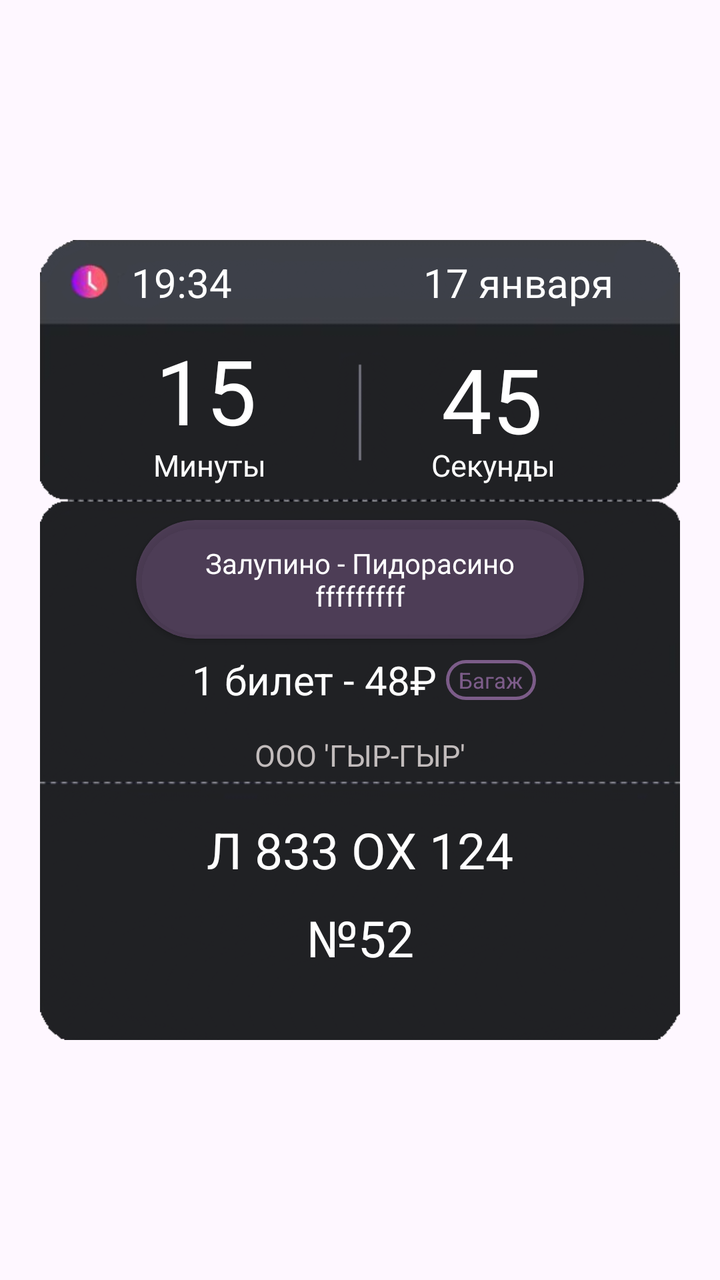
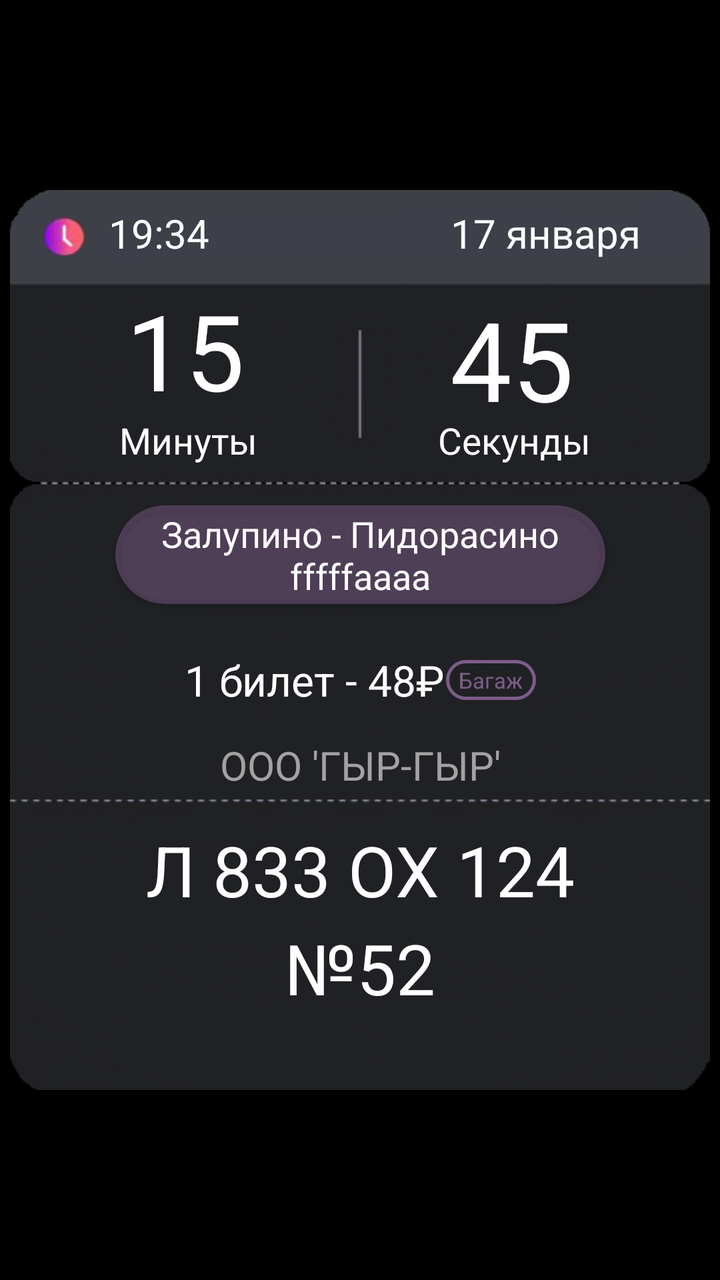

Before-and-after screenshots of an Android layout around one commit, followed by the original layout XML and the change that was made.
<!-- AndroidManifest.xml: application theme Theme.NewFreeBus -->
<!-- res/layout/ticket.xml -->
<?xml version="1.0" encoding="utf-8"?>
<androidx.constraintlayout.widget.ConstraintLayout
    xmlns:android="http://schemas.android.com/apk/res/android"
    xmlns:app="http://schemas.android.com/apk/res-auto"
    android:layout_width="match_parent"
    android:layout_height="match_parent">

    <androidx.constraintlayout.widget.ConstraintLayout
        android:id="@+id/ticketArea"
        android:layout_width="320dp"
        android:layout_height="400dp"
        android:background="@drawable/ticket_templates"
        app:layout_constraintTop_toTopOf="parent"
        app:layout_constraintBottom_toBottomOf="parent"
        app:layout_constraintStart_toStartOf="parent"
        app:layout_constraintEnd_toEndOf="parent"
        app:layout_constraintDimensionRatio="2:3">

        
        <androidx.constraintlayout.widget.Guideline
            android:id="@+id/guideline_15"
            android:layout_width="wrap_content"
            android:layout_height="wrap_content"
            android:orientation="vertical"
            app:layout_constraintGuide_percent="0.15" />

        <androidx.constraintlayout.widget.Guideline
            android:id="@+id/guideline_31"
            android:layout_width="wrap_content"
            android:layout_height="wrap_content"
            android:orientation="vertical"
            app:layout_constraintGuide_percent="0.14" />

        <androidx.constraintlayout.widget.Guideline
            android:id="@+id/guideline_32"
            android:layout_width="wrap_content"
            android:layout_height="wrap_content"
            android:orientation="vertical"
            app:layout_constraintGuide_percent="0.84" />

        <androidx.constraintlayout.widget.Guideline
            android:id="@+id/guideline_33"
            android:layout_width="wrap_content"
            android:layout_height="wrap_content"
            android:orientation="vertical"
            app:layout_constraintGuide_percent="0.83" />

        <androidx.constraintlayout.widget.Guideline
            android:id="@+id/guideline_5"
            android:layout_width="wrap_content"
            android:layout_height="wrap_content"
            android:orientation="vertical"
            app:layout_constraintGuide_percent="0.12" />

        <androidx.constraintlayout.widget.Guideline
            android:id="@+id/guideline_20"
            android:layout_width="wrap_content"
            android:layout_height="wrap_content"
            android:orientation="vertical"
            app:layout_constraintGuide_percent="0.95" />

        <androidx.constraintlayout.widget.Guideline
            android:id="@+id/guideline_85"
            android:layout_width="wrap_content"
            android:layout_height="wrap_content"
            android:orientation="vertical"
            app:layout_constraintGuide_percent="0.85" />

        
        <androidx.constraintlayout.widget.Guideline
            android:id="@+id/guideline_top_10"
            android:layout_width="wrap_content"
            android:layout_height="wrap_content"
            android:orientation="horizontal"
            app:layout_constraintGuide_percent="0.009" />

        <androidx.constraintlayout.widget.Guideline
            android:id="@+id/guideline_top_25"
            android:layout_width="wrap_content"
            android:layout_height="wrap_content"
            android:orientation="horizontal"
            app:layout_constraintGuide_percent="0.10" />

        <androidx.constraintlayout.widget.Guideline
            android:id="@+id/guideline_top_35"
            android:layout_width="wrap_content"
            android:layout_height="wrap_content"
            android:orientation="horizontal"
            app:layout_constraintGuide_percent="0.25" />

        <androidx.constraintlayout.widget.Guideline
            android:id="@+id/guideline_top_50"
            android:layout_width="wrap_content"
            android:layout_height="wrap_content"
            android:orientation="horizontal"
            app:layout_constraintGuide_percent="0.35" />

        <androidx.constraintlayout.widget.Guideline
            android:id="@+id/guideline_top_60"
            android:layout_width="wrap_content"
            android:layout_height="wrap_content"
            android:orientation="horizontal"
            app:layout_constraintGuide_percent="0.50" />

        <androidx.constraintlayout.widget.Guideline
            android:id="@+id/guideline_top_61"
            android:layout_width="wrap_content"
            android:layout_height="wrap_content"
            android:orientation="horizontal"
            app:layout_constraintGuide_percent="0.60" />

        <androidx.constraintlayout.widget.Guideline
            android:id="@+id/guideline_top_75"
            android:layout_width="wrap_content"
            android:layout_height="wrap_content"
            android:orientation="horizontal"
            app:layout_constraintGuide_percent="0.70" />

        <androidx.constraintlayout.widget.Guideline
            android:id="@+id/guideline_top_85"
            android:layout_width="wrap_content"
            android:layout_height="wrap_content"
            android:orientation="horizontal"
            app:layout_constraintGuide_percent="0.80" />

        
        <TextView
            android:id="@+id/dateText"
            android:layout_width="130dp"
            android:layout_height="35dp"
            android:text="17 января"
            android:textColor="@color/white"
            android:autoSizeTextType="uniform"
            android:autoSizeMaxTextSize="20sp"
            android:autoSizeMinTextSize="10sp"
            android:gravity="center"
            android:maxLines="1"
            app:layout_constraintEnd_toStartOf="@id/guideline_20"
            app:layout_constraintTop_toTopOf="@id/guideline_top_10" />

        <TextView
            android:id="@+id/timeText"
            android:layout_width="65dp"
            android:layout_height="35dp"
            android:text="19:34"
            android:textColor="@color/white"
            android:autoSizeTextType="uniform"
            android:autoSizeMaxTextSize="20sp"
            android:autoSizeMinTextSize="10sp"
            android:gravity="center"
            android:maxLines="1"
            app:layout_constraintStart_toStartOf="@id/guideline_5"
            app:layout_constraintTop_toTopOf="@id/guideline_top_10" />

        <TextView
            android:id="@+id/minutesText"
            android:layout_width="70dp"
            android:layout_height="70dp"
            android:text="15"
            android:textColor="@color/white"
            android:autoSizeTextType="uniform"
            android:autoSizeMaxTextSize="45sp"
            android:autoSizeMinTextSize="40sp"
            android:gravity="center"
            android:maxLines="1"
            app:layout_constraintStart_toStartOf="@id/guideline_15"
            app:layout_constraintTop_toTopOf="@id/guideline_top_25" />

        <TextView
            android:id="@+id/minutesLabel"
            android:layout_width="80dp"
            android:layout_height="25dp"
            android:text="Минуты"
            android:textColor="@color/white"
            android:autoSizeTextType="uniform"
            android:autoSizeMaxTextSize="15sp"
            android:autoSizeMinTextSize="10sp"
            android:gravity="center"
            android:maxLines="1"
            app:layout_constraintStart_toStartOf="@id/guideline_31"
            app:layout_constraintTop_toTopOf="@id/guideline_top_35" />

        <TextView
            android:id="@+id/secondsText"
            android:layout_width="79dp"
            android:layout_height="79dp"
            android:text="45"
            android:textColor="@color/white"
            android:autoSizeTextType="uniform"
            android:autoSizeMaxTextSize="45sp"
            android:autoSizeMinTextSize="30sp"
            android:gravity="center"
            android:maxLines="1"
            app:layout_constraintEnd_toStartOf="@id/guideline_33"
            app:layout_constraintTop_toTopOf="@id/guideline_top_25" />

        <TextView
            android:id="@+id/secondsLabel"
            android:layout_width="84dp"
            android:layout_height="25dp"
            android:text="Секунды"
            android:textColor="@color/white"
            android:autoSizeTextType="uniform"
            android:autoSizeMaxTextSize="15sp"
            android:autoSizeMinTextSize="10sp"
            android:gravity="center"
            android:maxLines="1"
            app:layout_constraintEnd_toStartOf="@id/guideline_32"
            app:layout_constraintTop_toTopOf="@id/guideline_top_35" />

        <androidx.cardview.widget.CardView
            android:layout_width="0dp"
            android:layout_height="wrap_content"
            app:cardCornerRadius="50dp"
            app:cardBackgroundColor="#40D897ED"
            app:layout_constraintEnd_toStartOf="@id/guideline_85"
            app:layout_constraintStart_toStartOf="@id/guideline_15"
            app:layout_constraintTop_toTopOf="@id/guideline_top_50">

        <TextView
            android:id="@+id/routeText"
            android:layout_width="match_parent"
            android:layout_height="wrap_content"
            android:text="Залупино - Пидорасино fffffffff"
            android:textColor="@color/white"
            android:textSize="14dp"
            android:gravity="center"
            android:paddingHorizontal="20dp"
            android:paddingVertical="12dp"
        android:ellipsize="end" />

    </androidx.cardview.widget.CardView>

        <LinearLayout
            android:layout_width="wrap_content"
            android:layout_height="wrap_content"
            android:orientation="horizontal"
            android:gravity="center"
            app:layout_constraintStart_toStartOf="parent"
            app:layout_constraintEnd_toEndOf="parent"
            app:layout_constraintTop_toTopOf="@id/guideline_top_60">

            <TextView
                android:id="@+id/priceText"
                android:layout_width="130dp"
                android:layout_height="40dp"
                android:autoSizeMaxTextSize="20sp"
                android:autoSizeMinTextSize="10sp"
                android:autoSizeTextType="uniform"
                android:gravity="center"
                android:maxLines="1"
                android:text="1 билет - 48₽"
                android:textColor="@color/white" />

            <TextView
                android:id="@+id/anotherText"
                android:layout_width="45dp"
                android:layout_height="20dp"
                android:text="Багаж"
                android:textColor="#80D897ED"
                android:autoSizeTextType="uniform"
                android:autoSizeMaxTextSize="11sp"
                android:autoSizeMinTextSize="10sp"
                android:gravity="center"
                android:maxLines="1"
                android:background="@drawable/bagaj"
                android:layout_marginStart="1dp" />

        </LinearLayout>

        <TextView
            android:id="@+id/companyText"
            android:layout_width="150dp"
            android:layout_height="35dp"
            android:text="ООО 'ГЫР-ГЫР'"
            android:textColor="@color/inactive_color"
            android:autoSizeTextType="uniform"
            android:autoSizeMaxTextSize="15sp"
            android:autoSizeMinTextSize="10sp"
            android:gravity="center"
            android:maxLines="1"
            app:layout_constraintEnd_toEndOf="parent"
            app:layout_constraintStart_toStartOf="parent"
            app:layout_constraintTop_toTopOf="@id/guideline_top_61" />

        <TextView
            android:id="@+id/busNumber"
            android:layout_width="250dp"
            android:layout_height="50dp"
            android:text="Л 833 ОХ 124"
            android:textColor="@color/white"
            android:autoSizeTextType="uniform"
            android:autoSizeMaxTextSize="25sp"
            android:autoSizeMinTextSize="10sp"
            android:gravity="center"
            android:maxLines="1"
            app:layout_constraintEnd_toEndOf="parent"
            app:layout_constraintStart_toStartOf="parent"
            app:layout_constraintTop_toTopOf="@id/guideline_top_75" />

        <TextView
            android:id="@+id/routeNumber"
            android:layout_width="80dp"
            android:layout_height="50dp"
            android:layout_marginTop="4dp"
            android:autoSizeMaxTextSize="25sp"
            android:autoSizeMinTextSize="10sp"
            android:autoSizeTextType="uniform"
            android:gravity="center"
            android:maxLines="1"
            android:text="№52"
            android:textColor="@color/white"
            app:layout_constraintEnd_toEndOf="parent"
            app:layout_constraintStart_toStartOf="parent"
            app:layout_constraintTop_toTopOf="@id/guideline_top_85" />

    </androidx.constraintlayout.widget.ConstraintLayout>
</androidx.constraintlayout.widget.ConstraintLayout>
<!-- resources referenced by this layout -->
<resources>
  <color name="inactive_color">#c2bcbc</color>
  <color name="white">#FFFFFFFF</color>
  <!-- drawable bagaj (drawable) -->
  <?xml version="1.0" encoding="utf-8"?>
  <shape xmlns:android="http://schemas.android.com/apk/res/android"
      android:shape="rectangle">
  
      
      <solid android:color="@android:color/transparent" />
  
      <corners android:radius="12dp" />
  
      
      <stroke
          android:width="1.5dp"
          android:color="#80D897ED" />
  
      
      <padding
          android:bottom="1dp"
          android:left="1dp"
          android:right="1dp"
          android:top="1dp" />
  </shape>
  <!-- drawable ticket_templates: png bitmap (drawable, 75172 bytes) -->
  <style name="Theme.NewFreeBus" parent="Base.Theme.NewFreeBus" />
  <style name="Base.Theme.NewFreeBus" parent="Theme.Material3.DayNight.NoActionBar">
          <item name="android:navigationBarColor">@android:color/black</item>
          <item name="android:statusBarColor">@color/black</item>
          <item name="android:windowOptOutEdgeToEdgeEnforcement">true</item>
      </style>
  <color name="black">#FF000000</color>
</resources>

<!-- the commit's change to res/layout/ticket.xml (unified diff, before → after) -->
@@ -7,8 +7,8 @@
 
     <androidx.constraintlayout.widget.ConstraintLayout
         android:id="@+id/ticketArea"
-        android:layout_width="320dp"
-        android:layout_height="400dp"
+        android:layout_width="350dp"
+        android:layout_height="450dp"
         android:background="@drawable/ticket_templates"
         app:layout_constraintTop_toTopOf="parent"
         app:layout_constraintBottom_toBottomOf="parent"
@@ -159,7 +159,7 @@
             android:text="15"
             android:textColor="@color/white"
             android:autoSizeTextType="uniform"
-            android:autoSizeMaxTextSize="45sp"
+            android:autoSizeMaxTextSize="55sp"
             android:autoSizeMinTextSize="40sp"
             android:gravity="center"
             android:maxLines="1"
@@ -173,7 +173,7 @@
             android:text="Минуты"
             android:textColor="@color/white"
             android:autoSizeTextType="uniform"
-            android:autoSizeMaxTextSize="15sp"
+            android:autoSizeMaxTextSize="20sp"
             android:autoSizeMinTextSize="10sp"
             android:gravity="center"
             android:maxLines="1"
@@ -187,7 +187,7 @@
             android:text="45"
             android:textColor="@color/white"
             android:autoSizeTextType="uniform"
-            android:autoSizeMaxTextSize="45sp"
+            android:autoSizeMaxTextSize="55sp"
             android:autoSizeMinTextSize="30sp"
             android:gravity="center"
             android:maxLines="1"
@@ -201,7 +201,7 @@
             android:text="Секунды"
             android:textColor="@color/white"
             android:autoSizeTextType="uniform"
-            android:autoSizeMaxTextSize="15sp"
+            android:autoSizeMaxTextSize="20sp"
             android:autoSizeMinTextSize="10sp"
             android:gravity="center"
             android:maxLines="1"
@@ -221,13 +221,13 @@
             android:id="@+id/routeText"
             android:layout_width="match_parent"
             android:layout_height="wrap_content"
-            android:text="Залупино - Пидорасино fffffffff"
-            android:textColor="@color/white"
-            android:textSize="14dp"
-            android:gravity="center"
-            android:paddingHorizontal="20dp"
-            android:paddingVertical="12dp"
-        android:ellipsize="end" />
+            android:text="Залупино - Пидорасино fffffаааа"
+            android:textColor="@color/white"
+            android:textSize="18dp"
+            android:gravity="center"
+            android:paddingHorizontal="5dp"
+            android:paddingVertical="2dp"
+            android:ellipsize="end" />
 
     </androidx.cardview.widget.CardView>
 
@@ -244,7 +244,7 @@
                 android:id="@+id/priceText"
                 android:layout_width="130dp"
                 android:layout_height="40dp"
-                android:autoSizeMaxTextSize="20sp"
+                android:autoSizeMaxTextSize="25sp"
                 android:autoSizeMinTextSize="10sp"
                 android:autoSizeTextType="uniform"
                 android:gravity="center"
@@ -275,7 +275,7 @@
             android:text="ООО 'ГЫР-ГЫР'"
             android:textColor="@color/inactive_color"
             android:autoSizeTextType="uniform"
-            android:autoSizeMaxTextSize="15sp"
+            android:autoSizeMaxTextSize="20sp"
             android:autoSizeMinTextSize="10sp"
             android:gravity="center"
             android:maxLines="1"
@@ -290,7 +290,7 @@
             android:text="Л 833 ОХ 124"
             android:textColor="@color/white"
             android:autoSizeTextType="uniform"
-            android:autoSizeMaxTextSize="25sp"
+            android:autoSizeMaxTextSize="35sp"
             android:autoSizeMinTextSize="10sp"
             android:gravity="center"
             android:maxLines="1"
@@ -303,7 +303,7 @@
             android:layout_width="80dp"
             android:layout_height="50dp"
             android:layout_marginTop="4dp"
-            android:autoSizeMaxTextSize="25sp"
+            android:autoSizeMaxTextSize="35sp"
             android:autoSizeMinTextSize="10sp"
             android:autoSizeTextType="uniform"
             android:gravity="center"
<!-- resource entries referenced after the edit -->
@@ -1,6 +1,6 @@
 <!-- resources referenced by this layout -->
 <resources>
-  <color name="inactive_color">#c2bcbc</color>
+  <color name="inactive_color">#A2A2A2</color>
   <color name="white">#FFFFFFFF</color>
   <!-- drawable bagaj (drawable) -->
   <?xml version="1.0" encoding="utf-8"?>
@@ -29,6 +29,7 @@
   <style name="Base.Theme.NewFreeBus" parent="Theme.Material3.DayNight.NoActionBar">
           <item name="android:navigationBarColor">@android:color/black</item>
           <item name="android:statusBarColor">@color/black</item>
+          <item name="android:windowBackground">@color/black</item>
           <item name="android:windowOptOutEdgeToEdgeEnforcement">true</item>
       </style>
   <color name="black">#FF000000</color>
